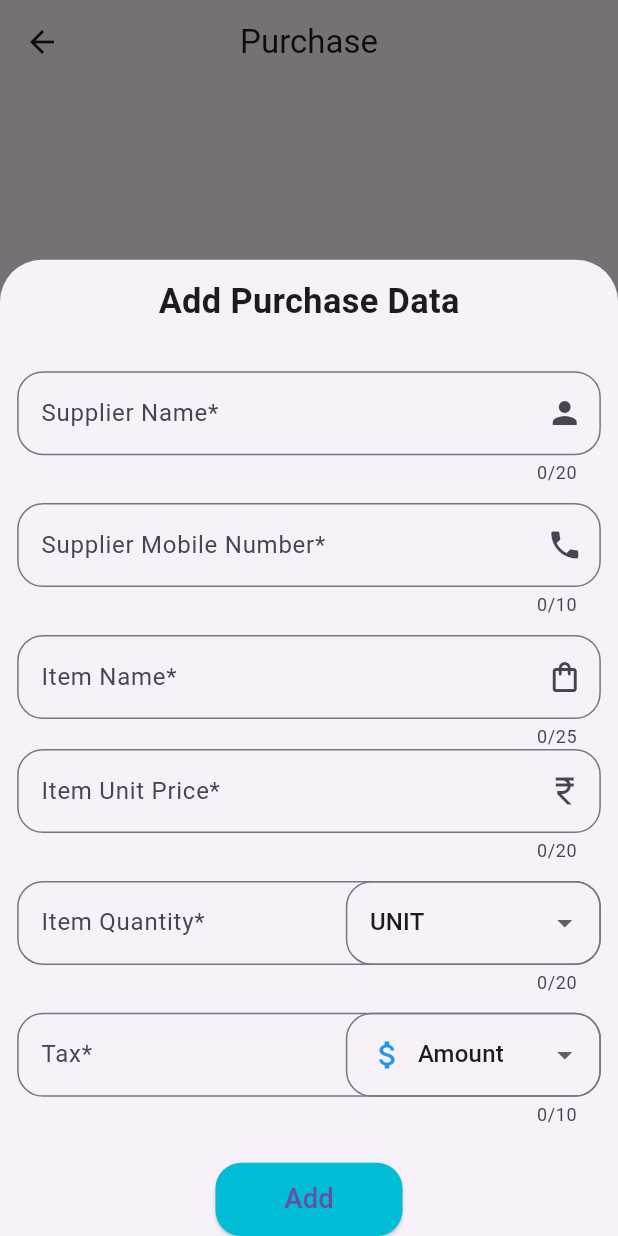
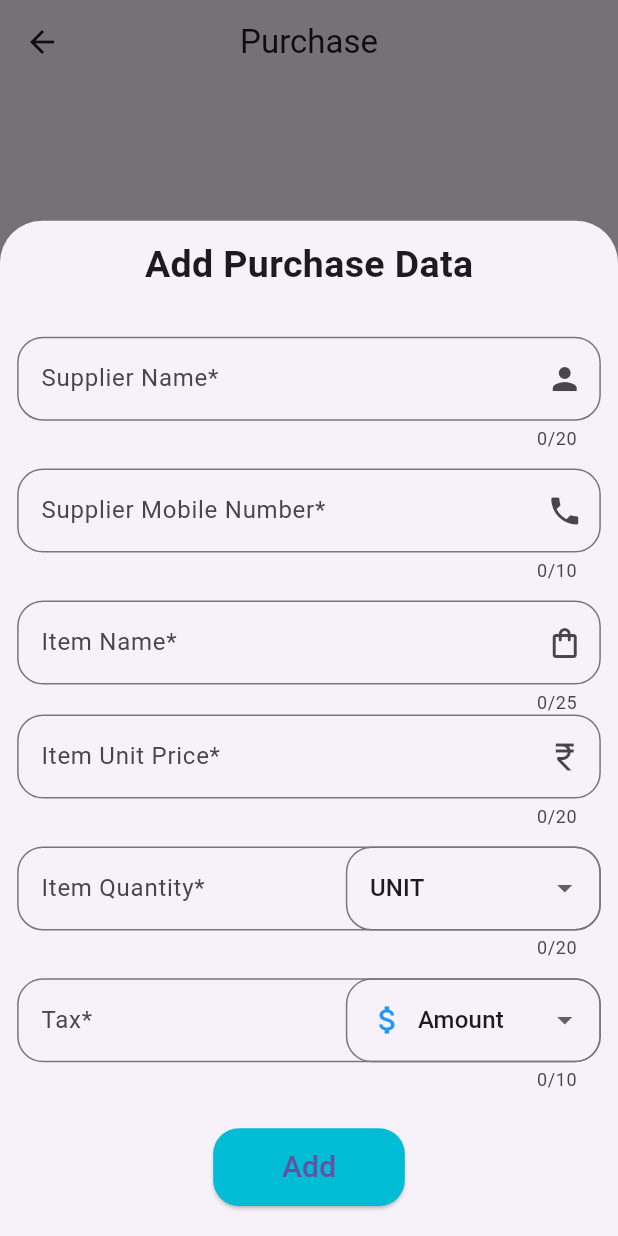
Before and after one commit to arjunsinh-vaghela/sales-project, a Flutter app: the PurchaseScreen screen opened directly, after a tap on the "add" icon, on a phone screen of 412 x 824 dp. Run offline on Flutter 3.47's test engine with Material 3 defaults, Android fonts, the phone set to English and light mode, and no system bars; our stand-ins replace cloud_firestore, firebase_auth, firebase_core, flutter_screenutil, flutter_svg, fluttertoast and 2 more; accounts and stored records are empty.

Commit message:
change size of text in bottom sheet

```diff
--- a/lib/common_widgets/add_sales_bottom_sheet.dart
+++ b/lib/common_widgets/add_sales_bottom_sheet.dart
@@ -73,7 +73,8 @@ class AddSalesBottomSheet extends StatelessWidget {
                         ? 'Edit Sales Data'
                         : 'Add Sales Data',
                 style: TextStyle(
-                    fontSize: ResponsiveFontSize.getFontSize(20, 11, 10),
+                  fontSize: 25,
+                    // fontSize: ResponsiveFontSize.getFontSize(20, 11, 10),
                     fontWeight: FontWeight.bold),
               ),
               SizedBox(height: 15.h),
@@ -785,10 +786,12 @@ class AddSalesBottomSheet extends StatelessWidget {
                       ) : Text(
                         isEditing ? 'Save Changes' : 'Add',
                         style: TextStyle(
-                          fontSize: ResponsiveFontSize.getFontSize(16, 9, 7),
+                          fontSize: 20
+                          // fontSize: ResponsiveFontSize.getFontSize(16, 9, 7),
                         ),
                       ),
                     ),
+                    SizedBox(height: 20,)
                   ],
                 ),
               ),
```
